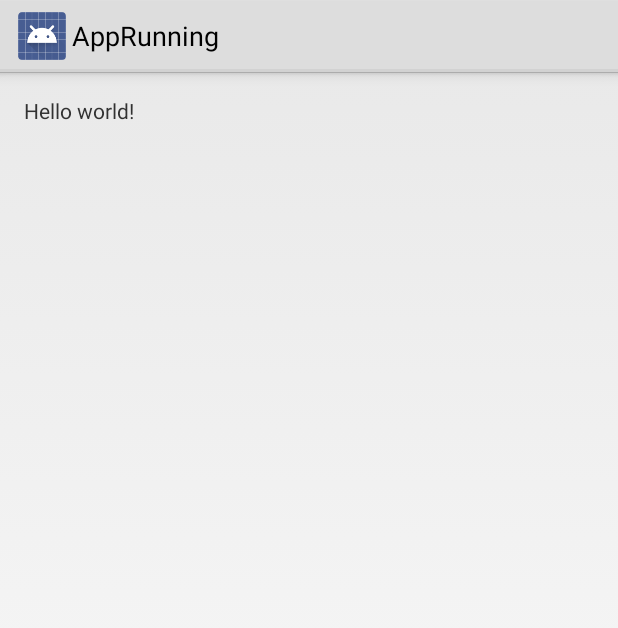
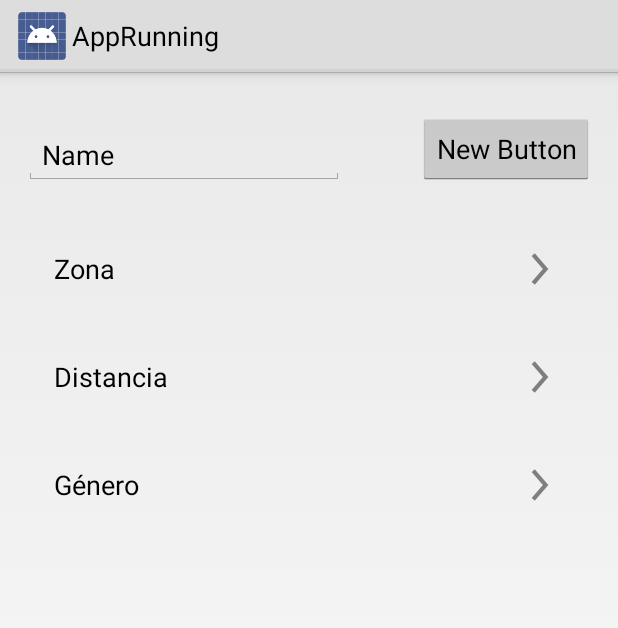
Before and after one commit to fcostazini/AppRunning, an Android app: the layout fragment_buscar_carrera_categorias_iniciales.xml on its own in the app's theme, with its tools: preview values and no code run, on a phone screen of 412 x 824 dp. Shown: the top 628 px of the screen. Run offline under Robolectric (Android 15) with nearby library versions, the phone set to English and light mode, and no system bars.

Commit message:
Agrego pantallas iniciales

```diff
--- a/Android/AppRunning/mobile/src/main/res/layout/fragment_buscar_carrera_categorias_iniciales.xml
+++ b/Android/AppRunning/mobile/src/main/res/layout/fragment_buscar_carrera_categorias_iniciales.xml
@@ -6,7 +6,107 @@
     android:paddingBottom="@dimen/activity_vertical_margin"
     tools:context=".BuscarCarreraActivity$PlaceholderFragment">
 
-    <TextView android:text="@string/hello_world" android:layout_width="wrap_content"
-        android:layout_height="wrap_content" />
+    <EditText
+        android:layout_width="wrap_content"
+        android:layout_height="wrap_content"
+        android:inputType="textPersonName"
+        android:text="Name"
+        android:ems="10"
+        android:id="@+id/editText"
+        android:layout_alignParentTop="true"
+        android:layout_alignParentLeft="true"
+        android:layout_alignParentStart="true"
+        android:layout_marginTop="20dp" />
 
+    <Button
+        android:layout_width="wrap_content"
+        android:layout_height="wrap_content"
+        android:text="New Button"
+        android:id="@+id/button"
+        android:layout_alignBottom="@+id/editText"
+        android:layout_alignParentRight="true"
+        android:layout_alignParentEnd="true" />
+
+    <LinearLayout
+        android:id="@+id/btn_zona"
+        android:orientation="horizontal"
+        android:layout_width="match_parent"
+        android:layout_height="wrap_content"
+        android:layout_below="@+id/editText"
+        android:layout_alignParentLeft="true"
+        android:layout_alignParentStart="true"
+        android:padding="@dimen/categoria_item_padding"
+        android:layout_marginTop="20dp">
+
+        <TextView
+
+            android:layout_width="wrap_content"
+            android:layout_height="wrap_content"
+            android:textAppearance="?android:attr/textAppearanceMedium"
+            android:text="@string/zona"
+            android:id="@+id/txt_categoria_zona"
+            android:layout_gravity="center_vertical"
+            android:layout_weight="0.75" />
+
+        <ImageView
+            android:layout_width="wrap_content"
+            android:layout_height="wrap_content"
+            android:id="@+id/imageView"
+            android:src="@drawable/ic_next"
+            android:layout_gravity="center" />
+    </LinearLayout>
+
+    <LinearLayout
+        android:id="@+id/btn_distancia"
+        android:orientation="horizontal"
+        android:layout_width="match_parent"
+        android:layout_height="wrap_content"
+        android:padding="@dimen/categoria_item_padding"
+        android:layout_below="@+id/btn_zona"
+        android:layout_alignParentLeft="true"
+        android:layout_alignParentStart="true">
+
+        <TextView
+            android:layout_width="wrap_content"
+            android:layout_height="wrap_content"
+            android:textAppearance="?android:attr/textAppearanceMedium"
+            android:text="@string/distancia"
+            android:id="@+id/txt_categoria_distancia"
+            android:layout_gravity="center_vertical"
+            android:layout_weight="0.75" />
+
+        <ImageView
+            android:layout_width="wrap_content"
+            android:layout_height="wrap_content"
+            android:id="@+id/imageView2"
+            android:src="@drawable/ic_next"
+            android:layout_gravity="center" />
+    </LinearLayout>
+
+    <LinearLayout
+        android:id="@+id/btn_genero"
+        android:orientation="horizontal"
+        android:layout_width="match_parent"
+        android:layout_height="wrap_content"
+        android:padding="@dimen/categoria_item_padding"
+        android:layout_below="@+id/btn_distancia"
+        android:layout_alignParentLeft="true"
+        android:layout_alignParentStart="true">
+
+        <TextView
+            android:layout_width="wrap_content"
+            android:layout_height="wrap_content"
+            android:textAppearance="?android:attr/textAppearanceMedium"
+            android:text="@string/genero"
+            android:id="@+id/txt_categoria_genero"
+            android:layout_gravity="center_vertical"
+            android:layout_weight="0.75" />
+
+        <ImageView
+            android:layout_width="wrap_content"
+            android:layout_height="wrap_content"
+            android:id="@+id/imageView3"
+            android:src="@drawable/ic_next"
+            android:layout_gravity="center" />
+    </LinearLayout>
 </RelativeLayout>
--- /dev/null
+++ b/Android/AppRunning/mobile/src/main/res/values-large/dimens.xml
@@ -0,0 +1,6 @@
+<?xml version="1.0" encoding="utf-8"?>
+<resources>
+    <dimen name="categoria_item_padding">30dp</dimen>
+    <dimen name="cabecera_carrera_size">32sp</dimen>
+    <dimen name="carrera_datos_size">26sp</dimen>
+</resources>
--- /dev/null
+++ b/Android/AppRunning/mobile/src/main/res/values-small/dimens.xml
@@ -0,0 +1,6 @@
+<?xml version="1.0" encoding="utf-8"?>
+<resources>
+    <dimen name="categoria_item_padding">10dp</dimen>
+    <dimen name="cabecera_carrera_size">16sp</dimen>
+    <dimen name="carrera_datos_size">14sp</dimen>
+</resources>
--- a/Android/AppRunning/mobile/src/main/res/values-w820dp/dimens.xml
+++ b/Android/AppRunning/mobile/src/main/res/values-w820dp/dimens.xml
@@ -3,4 +3,8 @@
          (such as screen margins) for screens with more than 820dp of available width. This
          would include 7" and 10" devices in landscape (~960dp and ~1280dp respectively). -->
     <dimen name="activity_horizontal_margin">64dp</dimen>
+    <dimen name="categoria_item_padding">20dp</dimen>
+    <dimen name="cabecera_carrera_size">18sp</dimen>
+    <dimen name="carrera_datos_size">16sp</dimen>
+
 </resources>
--- /dev/null
+++ b/Android/AppRunning/mobile/src/main/res/values-xlarge/dimens.xml
@@ -0,0 +1,6 @@
+<?xml version="1.0" encoding="utf-8"?>
+<resources>
+    <dimen name="categoria_item_padding">40dp</dimen>
+    <dimen name="cabecera_carrera_size">32sp</dimen>
+    <dimen name="carrera_datos_size">28sp</dimen>
+</resources>
--- a/Android/AppRunning/mobile/src/main/res/values/dimens.xml
+++ b/Android/AppRunning/mobile/src/main/res/values/dimens.xml
@@ -2,4 +2,7 @@
     <!-- Default screen margins, per the Android Design guidelines. -->
     <dimen name="activity_horizontal_margin">16dp</dimen>
     <dimen name="activity_vertical_margin">16dp</dimen>
+    <dimen name="categoria_item_padding">20dp</dimen>
+    <dimen name="cabecera_carrera_size">24sp</dimen>
+    <dimen name="carrera_datos_size">20sp</dimen>
 </resources>
```
Also changed, not shown: Android/AppRunning/mobile/src/main/res/layout/carrera_item.xml (added, +74 -0 lines), Android/AppRunning/mobile/src/main/res/layout/categoria_item.xml (added, +26 -0 lines), Android/AppRunning/mobile/src/main/res/layout/fragment_detalle_carrera.xml (added, +146 -0 lines), Android/AppRunning/mobile/src/main/res/layout/fragment_resultados.xml (added, +11 -0 lines), Android/AppRunning/mobile/src/main/res/layout/fragment_subcategoria_busqueda.xml (added, +11 -0 lines), Android/AppRunning/mobile/src/main/res/layout/fragment_temporizador.xml (added, +116 -0 lines), Android/AppRunning/mobile/src/main/res/values/strings.xml (+12 -1 lines), Android/AppRunning/mobile/src/main/res/drawable-hdpi/ic_next.png (added), Android/AppRunning/mobile/src/main/res/drawable-mdpi/ic_next.png (added), Android/AppRunning/mobile/src/main/res/drawable-xhdpi/ic_next.png (added), Android/AppRunning/mobile/src/main/res/drawable-xxhdpi/ic_next.png (added).
